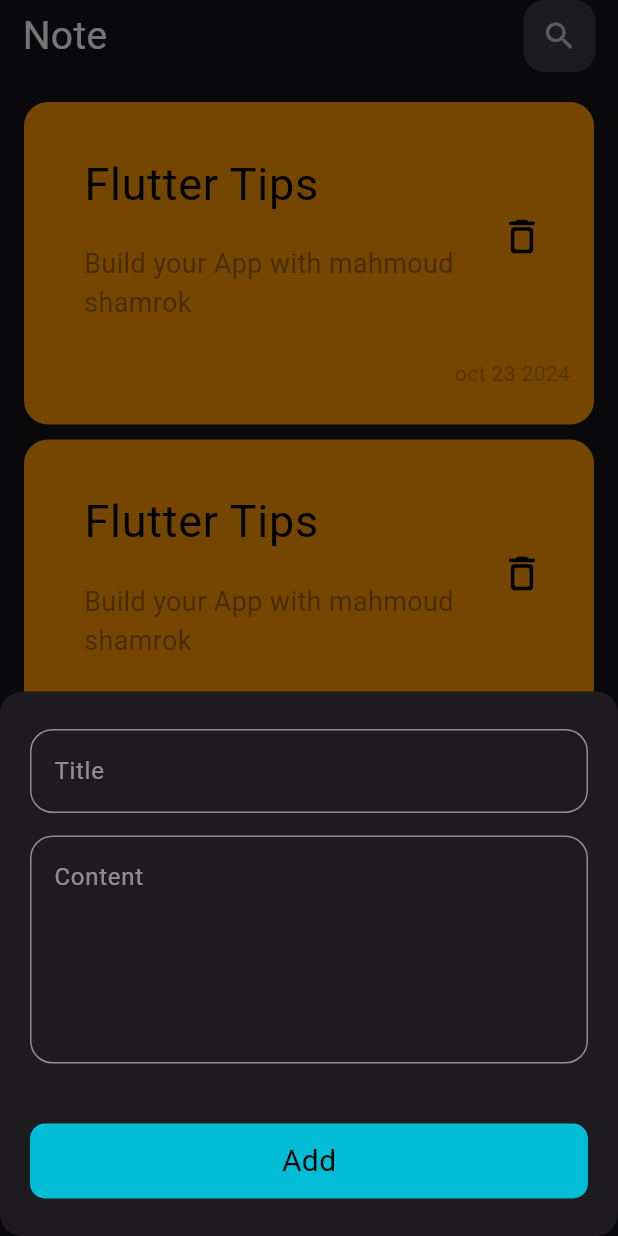
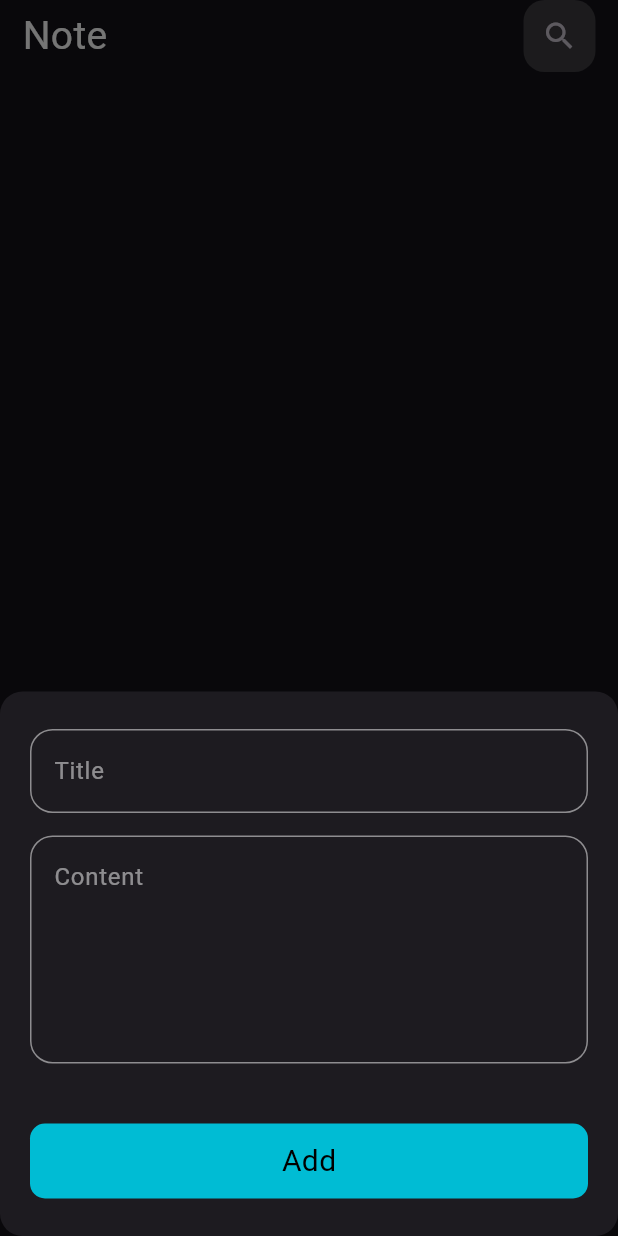
Before and after one commit to Mahmoud4456/note-app, a Flutter app: the screen it shows after launch, after a tap on the "add" icon, on a phone screen of 412 x 824 dp. Run offline on Flutter 3.47's test engine with Material 3 defaults, Android fonts, the phone set to English and light mode, and no system bars; our stand-ins replace bloc, flutter_bloc, hive, hive_flutter; accounts and stored records are empty.

Commit message:
add note cubit & display data ...

```diff
--- a/lib/cubit/add_note_cubit/add_note_cubit.dart
+++ b/lib/cubit/add_note_cubit/add_note_cubit.dart
@@ -9,12 +9,12 @@ import 'add_note_state.dart';
 class AddNoteCubit extends Cubit <AddNoteState>{
   AddNoteCubit() : super (AddNoteInitial());
 
-  void AddNote(NoteModel note ) async{
+  void addNote(NoteModel note ) async{
     emit(AddNoteLoading());
     try {
       emit(AddNoteSuccess());
       var box = Hive.box<NoteModel>(kNoteBox);
-      // var boxOpen = Hive.openBox(kNoteBox);
+       Hive.openBox(kNoteBox);
       await box.add(note);
     }catch(error){
       emit(AddNoteFailure(error.toString()));
--- /dev/null
+++ b/lib/cubit/note_cubit/note_cubit.dart
@@ -0,0 +1,18 @@
+import 'package:bloc/bloc.dart';
+import 'package:hive_flutter/adapters.dart';
+import 'package:hive_test/conestanse.dart';
+import 'package:hive_test/cubit/note_cubit/note_state.dart';
+
+import '../../models/note_model.dart';
+
+class NoteCubit extends Cubit <NoteState> {
+  NoteCubit() : super (NoteInitialState());
+  List<NoteModel>? notes ;
+
+  void note() {
+    var box = Hive.box<NoteModel>(kNoteBox);
+    notes = box.values.cast<NoteModel>().toList();
+    // notes = box.values.toList().cast()<NoteModel>;
+
+  }
+}
--- /dev/null
+++ b/lib/cubit/note_cubit/note_state.dart
@@ -0,0 +1,6 @@
+import 'package:flutter/cupertino.dart';
+
+@immutable
+abstract class NoteState {}
+
+class NoteInitialState extends NoteState{}
--- a/lib/main.dart
+++ b/lib/main.dart
@@ -7,6 +7,7 @@ import 'package:hive_test/views/home_view.dart';
 import 'conestanse.dart';
 
 void main() async{
+  Bloc.observer = twoObservrerBloc() ;
   Bloc.observer  =  SimpleObserverBloc();
   await Hive.initFlutter();
   Hive.registerAdapter(NoteModelAdapter());
--- a/lib/views/home_view.dart
+++ b/lib/views/home_view.dart
@@ -1,4 +1,6 @@
 import 'package:flutter/material.dart';
+import 'package:flutter_bloc/flutter_bloc.dart';
+import 'package:hive_test/cubit/note_cubit/note_cubit.dart';
 
 import '../widgets/custom_bottom_sheet.dart';
 import '../widgets/home_view_body.dart';
@@ -8,7 +10,9 @@ class HomeView extends StatelessWidget {
 
   @override
   Widget build(BuildContext context) {
-    return  Scaffold(
+    return  BlocProvider(
+      create: (context) => NoteCubit() ,
+      child: Scaffold(
         floatingActionButton:  FloatingActionButton(onPressed: (){
           showModalBottomSheet(
             isScrollControlled: true,
@@ -25,6 +29,7 @@ class HomeView extends StatelessWidget {
         ),
         body: const HomeViewBody(),
 
+      ),
     );
   }
 }
--- a/lib/widgets/custom_note_list_view.dart
+++ b/lib/widgets/custom_note_list_view.dart
@@ -1,4 +1,8 @@
 import 'package:flutter/material.dart';
+import 'package:flutter_bloc/flutter_bloc.dart';
+import 'package:hive_test/cubit/note_cubit/note_cubit.dart';
+import 'package:hive_test/cubit/note_cubit/note_state.dart';
+import 'package:hive_test/models/note_model.dart';
 
 import 'note_item.dart';
 
@@ -7,14 +11,21 @@ class CustomNoteListView extends StatelessWidget {
 
   @override
   Widget build(BuildContext context) {
-    return ListView.builder(
-      itemCount: 10,
-      itemBuilder:(context , index ) {
-        return const Padding(
-          padding: EdgeInsets.symmetric(horizontal: 16 ,vertical: 5),
-          child: NoteItem(),
-        ) ;
-      },
+    return BlocBuilder<NoteCubit , NoteState>(
+      builder: (context , state){
+      List<NoteModel> notes = BlocProvider.of<NoteCubit>(context).notes ?? [];
+       BlocProvider.of<NoteCubit>(context).note();
+      return ListView.builder(
+          itemCount:notes.length,
+          itemBuilder:(context , index ) {
+            return  Padding(
+              padding: const EdgeInsets.symmetric(horizontal: 16 ,vertical: 5),
+              child: NoteItem(notes: notes[index],),
+            ) ;
+          },
+        );
+      } ,
+
     );
   }
 }
--- a/lib/widgets/note_form_field.dart
+++ b/lib/widgets/note_form_field.dart
@@ -52,7 +52,7 @@ class _AddFormState extends State<AddForm> {
                 if(formKey.currentState!.validate()) {
                   formKey.currentState!.save();
                  var noteModel = NoteModel(title!, subTitle!, DateTime.now().toString(), Colors.grey.value);
-                  BlocProvider.of<AddNoteCubit>(context).AddNote(noteModel);
+                  BlocProvider.of<AddNoteCubit>(context).addNote(noteModel);
                 }else{
                   autovalidateMode= AutovalidateMode.always;
                 }
--- a/lib/widgets/note_item.dart
+++ b/lib/widgets/note_item.dart
@@ -1,11 +1,12 @@
 import 'package:flutter/material.dart';
+import 'package:hive_test/models/note_model.dart';
 
 
 import '../views/note_edit_view.dart';
 
 class NoteItem extends StatelessWidget {
-  const NoteItem({super.key});
-
+  const NoteItem({required this.notes , super.key});
+  final NoteModel notes ;
   @override
   Widget build(BuildContext context) {
     return Column(
@@ -20,15 +21,15 @@ class NoteItem extends StatelessWidget {
             padding: const EdgeInsets.only(bottom: 24 , top: 24 , left: 24),
             decoration: BoxDecoration(
               borderRadius: BorderRadius.circular(16),
-              color: Colors.orange,
+              color: Color(notes.color),
             ),
             child: Column(
               crossAxisAlignment: CrossAxisAlignment.end,
               children: [
                 ListTile(
-                  title: const Text(
-                    "Flutter Tips",
-                    style: TextStyle(
+                  title:  Text(
+                    notes.title,
+                    style:const TextStyle(
                       color: Colors.black,
                       fontSize: 30,
                     ),
@@ -36,7 +37,7 @@ class NoteItem extends StatelessWidget {
                   subtitle: Padding(
                     padding: const EdgeInsets.only(top: 18),
                     child: Text(
-                      "Build your App with mahmoud shamrok",
+                      notes.subTitle,
                       style: TextStyle(
                         color: Colors.black.withOpacity(.4),
                         fontSize: 18,
@@ -55,7 +56,7 @@ class NoteItem extends StatelessWidget {
                 Padding(
                   padding: const EdgeInsets.only(right: 16,top: 16),
                   child: Text(
-                    "oct 23 2024",
+                    notes.date,
                     style: TextStyle(
                       fontSize: 14,
                       color: Colors.black.withOpacity(.3),
```
Also changed, not shown: lib/observer_bolc.dart (+28 -0 lines). Lines whose indentation alone changed are shown as unchanged.
